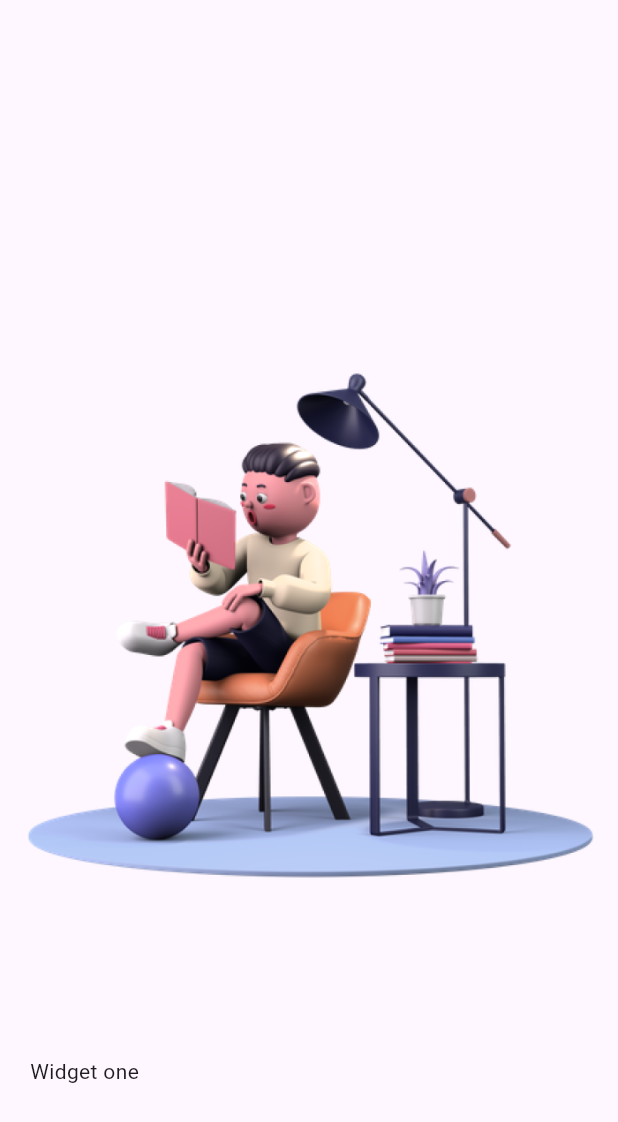
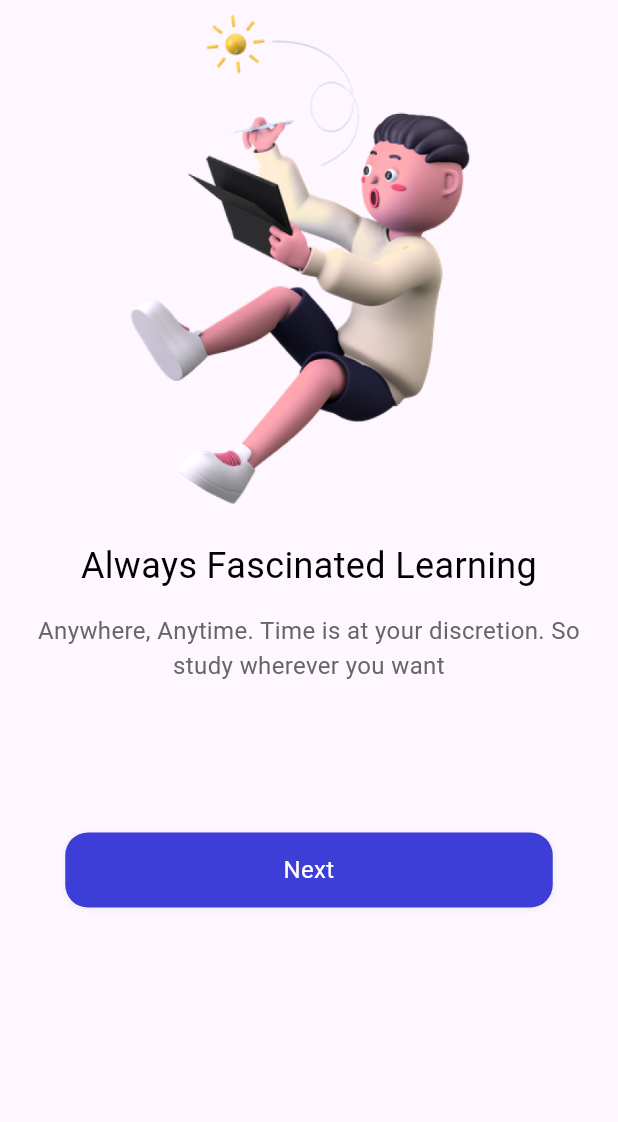
Before and after one commit to OmarElmanzalawy/ulearn_riverpod, a Flutter app: the screen it shows after launch, swiped to page 3, on a phone screen of 412 x 824 dp. Shown: the top 1122 px of the screen. Run offline on Flutter 3.47's test engine with Material 3 defaults, Android fonts, the phone set to English and light mode, and no system bars; our stand-ins replace flutter_riverpod.

Commit message:
changed welcome screen ui

```diff
--- a/lib/pages/welcome/welcome.dart
+++ b/lib/pages/welcome/welcome.dart
@@ -2,9 +2,12 @@
 import 'package:flutter/material.dart';
 import 'package:flutter/widgets.dart';
 import 'package:ulearn_riverpod/common/widgets/text_widgets.dart';
+import 'package:ulearn_riverpod/pages/welcome/widgets.dart';
 
 class WelcomeScreen extends StatelessWidget {
-  const WelcomeScreen({super.key});
+  WelcomeScreen({super.key});
+
+  final PageController _pageController = PageController();
 
   @override
   Widget build(BuildContext context) {
@@ -13,34 +16,27 @@
         body: Stack(
           children: [
             PageView(
+              controller: _pageController,
               children: [
-                Column(
-                  children: [
-                    SizedBox(
-                      width: 345,
-                      height: 345,
-                      child: Image.asset('assets/images/reading.png', fit: BoxFit.fitWidth,),
-                    ),
-                    Text24Normal(text: 'First See Learning', color: Colors.blue)
-                  ],
-                ),
-                SizedBox(
-                  width: 345,
-                  height: 345,
-                  child: Image.asset('assets/images/boy.png'),
-                ),
-                SizedBox(
-                  width: 345,
-                  height: 345,
-                  child: Image.asset('assets/images/reading.png'),
-                ),
+                WelcomePageElement(_pageController,
+                    index: 0,
+                    title: 'First See Learning',
+                    subtitle: 'Forget about of paper knowledge in one learning',
+                    imagepath: 'assets/images/reading.png'),
+                WelcomePageElement(_pageController,
+                    index: 1,
+                    title: 'Connect with Everyone',
+                    subtitle:
+                        'Always keep in touch with your tutor and friends. Let\'s get connected!',
+                    imagepath: 'assets/images/man.png'),
+                WelcomePageElement(_pageController,
+                    index: 2,
+                    title: 'Always Fascinated Learning',
+                    subtitle:
+                        'Anywhere, Anytime. Time is at your discretion. So study wherever you want',
+                    imagepath: 'assets/images/boy.png'),
               ],
             ),
-            Positioned(
-              child: Text('Widget one'),
-              left: 20,
-              bottom: 100,
-              ),
           ],
         ),
       ),
--- /dev/null
+++ b/lib/pages/welcome/widgets.dart
@@ -0,0 +1,52 @@
+import 'package:flutter/material.dart';
+import 'package:ulearn_riverpod/common/widgets/app_shadow.dart';
+import 'package:ulearn_riverpod/common/widgets/text_widgets.dart';
+
+Widget WelcomePageElement(
+  PageController controller, {
+  double index = 0,
+  String title = '',
+  String subtitle = '',
+  String imagepath = '',
+}) {
+  return Column(
+    children: [
+      Container(
+        width: 345,
+        height: 345,
+        child: Image.asset(
+          imagepath,
+          fit: BoxFit.fitWidth,
+        ),
+      ),
+      Padding(
+        padding: const EdgeInsets.only(top: 15.0),
+        child: Text24Normal(text: title),
+      ),
+      Padding(
+        padding: const EdgeInsets.only(left: 15, top: 15.0, right: 15),
+        child: Text16Normal(text: subtitle),
+      ),
+      _nextButton(index, controller),
+    ],
+  );
+}
+
+Widget _nextButton(double index, PageController controller) {
+  return GestureDetector(
+    onTap: () {
+      print(index);
+      if (index < 3) {
+        controller.animateTo(index + 1,
+            duration: Duration(milliseconds: 300), curve: Curves.bounceIn);
+      }
+    },
+    child: Container(
+      width: 325,
+      height: 50,
+      margin: EdgeInsets.only(top: 100, left: 25, right: 25),
+      decoration: appBoxShadow(),
+      child: Center(child: Text16Normal(text: 'Next', color: Colors.white)),
+    ),
+  );
+}
```
Also changed, not shown: lib/common/utils/app_colors.dart (added, +34 -0 lines), lib/common/widgets/app_shadow.dart (added, +20 -0 lines), lib/common/widgets/text_widgets.dart (+15 -1 lines).
